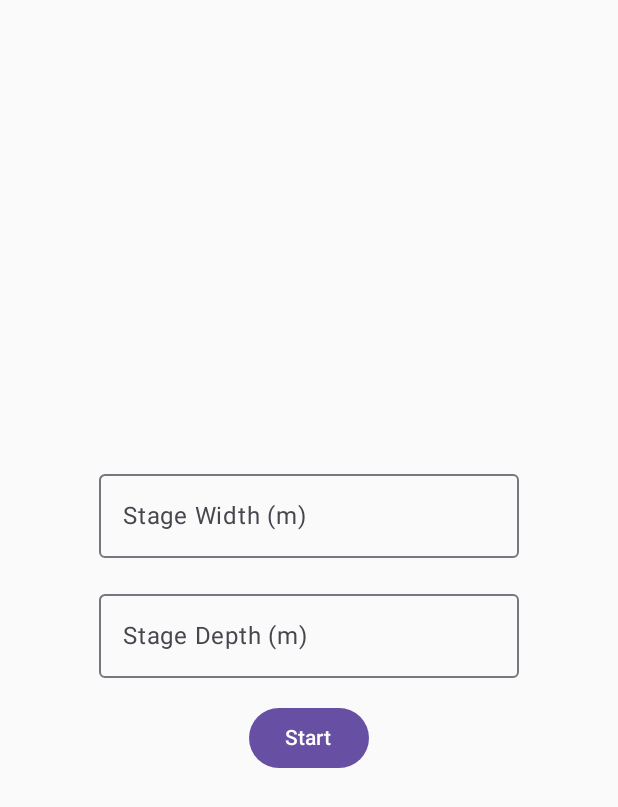
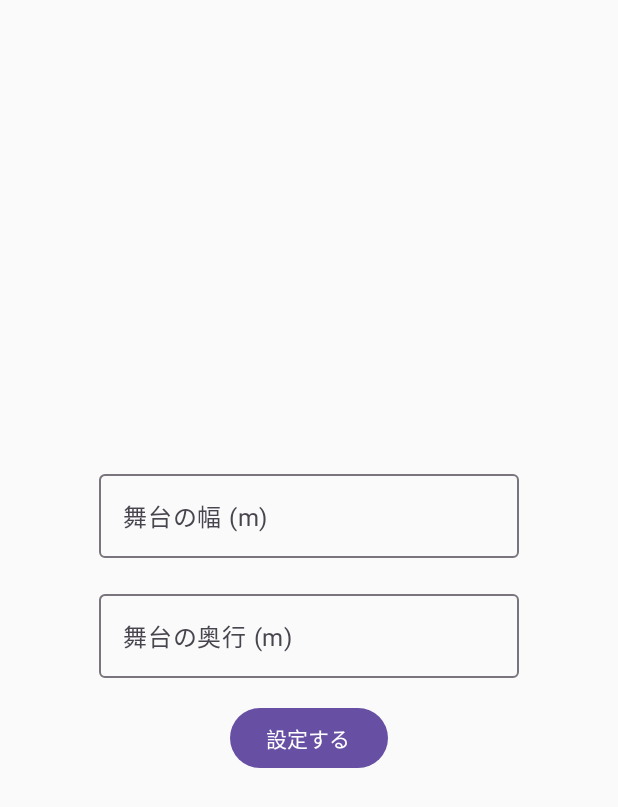
Before and after one commit to riko111/PosiMap, an Android app built with Jetpack Compose: the screen it shows after launch (MainActivity), on a phone screen of 412 x 824 dp. Shown: the top 807 px of the screen. Run offline under Robolectric (Android 15) with nearby library versions, the phone set to English and light mode, and no system bars.

Commit message:
Localize stage size screen

```diff
--- a/composeApp/src/commonMain/kotlin/com/isoffice/posimap/App.kt
+++ b/composeApp/src/commonMain/kotlin/com/isoffice/posimap/App.kt
@@ -39,6 +39,6 @@ private fun StageSizeResult(stage: Pair<Float, Float>) {
         verticalArrangement = Arrangement.Center,
         horizontalAlignment = Alignment.CenterHorizontally
     ) {
-        Text("Stage Size: ${stage.first}m x ${stage.second}m")
+        Text("舞台サイズ：${stage.first}m × ${stage.second}m")
     }
 }
--- a/composeApp/src/commonMain/kotlin/com/isoffice/posimap/StageSizeScreen.kt
+++ b/composeApp/src/commonMain/kotlin/com/isoffice/posimap/StageSizeScreen.kt
@@ -31,13 +31,13 @@ fun StageSizeScreen(onStart: (Float, Float) -> Unit) {
         OutlinedTextField(
             value = widthInput,
             onValueChange = { widthInput = it },
-            label = { Text("Stage Width (m)") },
+            label = { Text("舞台の幅 (m)") },
             singleLine = true
         )
         OutlinedTextField(
             value = depthInput,
             onValueChange = { depthInput = it },
-            label = { Text("Stage Depth (m)") },
+            label = { Text("舞台の奥行 (m)") },
             singleLine = true
         )
         Button(
@@ -47,7 +47,7 @@ fun StageSizeScreen(onStart: (Float, Float) -> Unit) {
                 onStart(width, depth)
             }
         ) {
-            Text("Start")
+            Text("設定する")
         }
     }
 }
```
